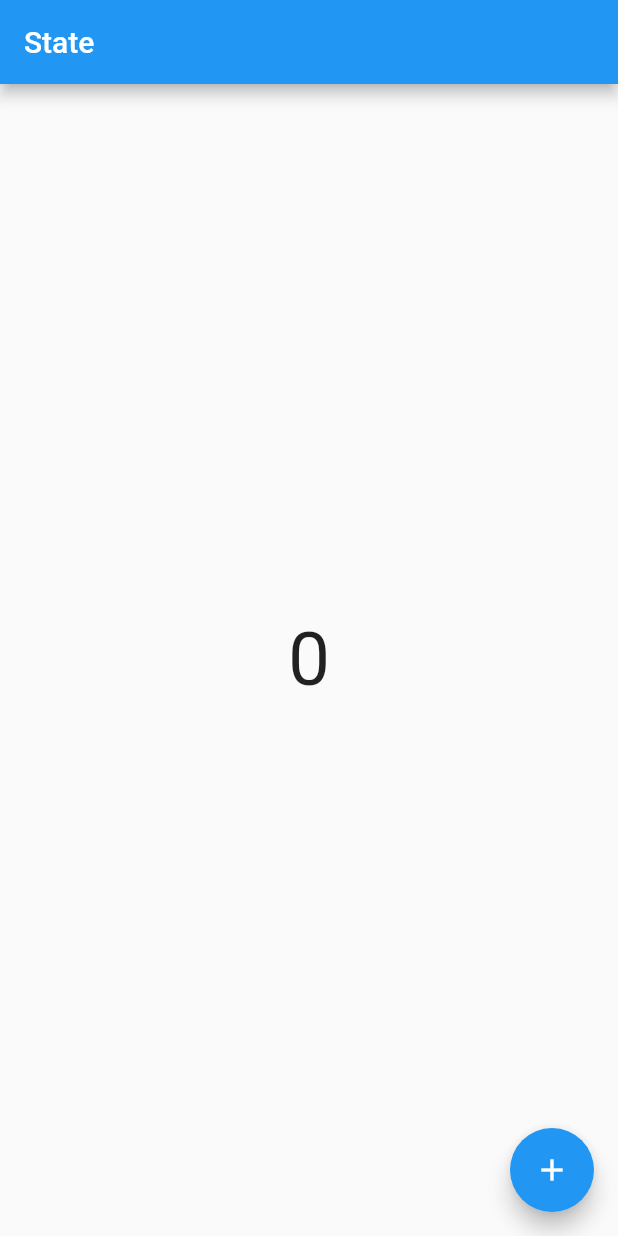
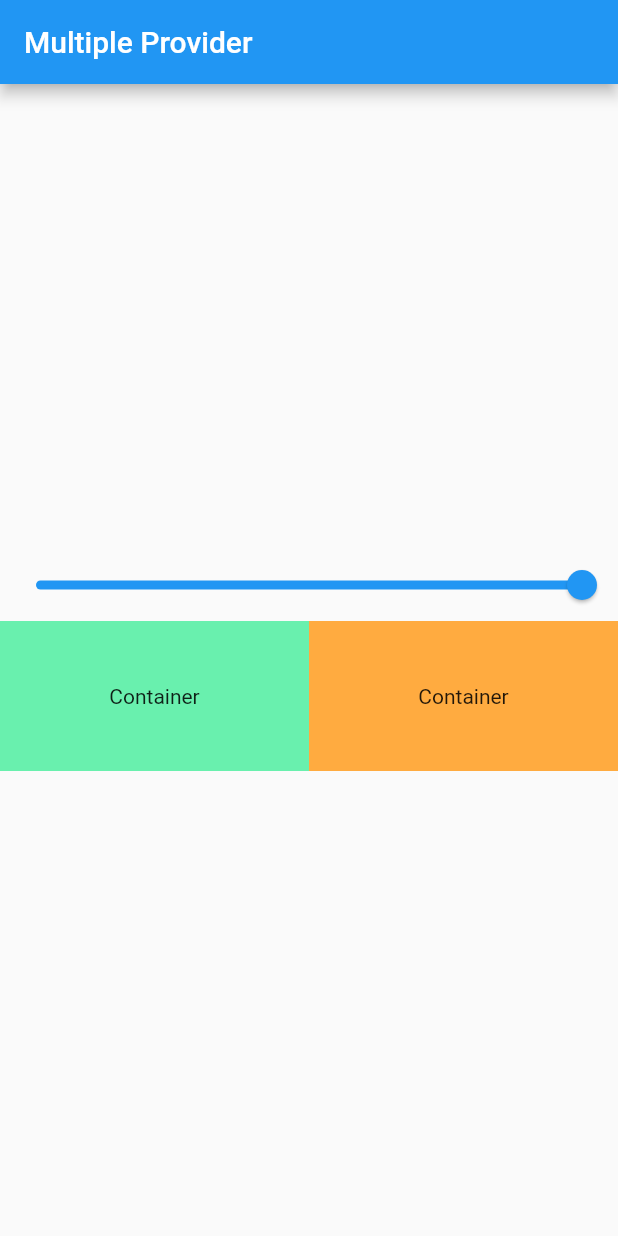
Before and after one commit to AlokSinghThakur/stat_management, a Flutter app: the screen it shows after launch, on a phone screen of 412 x 824 dp. Run offline on Flutter 3.47's test engine with Material 2 defaults, Android fonts, the phone set to English and light mode, and no system bars.

Commit message:
Slider added with set state

```diff
--- a/lib/main.dart
+++ b/lib/main.dart
@@ -2,6 +2,7 @@ import 'package:flutter/material.dart';
 import 'package:provider/provider.dart';
 import 'package:stat_management/provider/count_provider.dart';
 import 'package:stat_management/screen/count_screen.dart';
+import 'package:stat_management/screen/example_one.dart';
 import 'package:stat_management/state.dart';
 
 void main() {
@@ -16,7 +17,7 @@ class MyApp extends StatelessWidget {
   Widget build(BuildContext context) {
     return ChangeNotifierProvider(create: (_) =>CountProvider()  ,
 child:  MaterialApp(
-  home: Count(),
+  home: ExampleOneScreen()
 ),
     );
   }
--- /dev/null
+++ b/lib/screen/example_one.dart
@@ -0,0 +1,55 @@
+import 'package:flutter/material.dart';
+
+class ExampleOneScreen extends StatefulWidget {
+  const ExampleOneScreen({Key? key}) : super(key: key);
+
+  @override
+  State<ExampleOneScreen> createState() => _ExampleOneScreenState();
+}
+
+class _ExampleOneScreenState extends State<ExampleOneScreen> {
+  double value = 1.0;
+  @override
+  Widget build(BuildContext context) {
+    return Scaffold(
+      appBar: AppBar(
+        title: Text("Multiple Provider"),
+      ),
+      body: Column(
+        mainAxisAlignment: MainAxisAlignment.center,
+        children: [
+          Slider(
+            min: 0,
+              max: 1,
+              value: value,
+              onChanged: (val) {
+              value = val;
+                setState(() {});
+              }),
+          Row(
+            children: [
+              Expanded(
+                child: Container(
+                  height: 100,
+                  decoration: BoxDecoration(color: Colors.greenAccent.withOpacity(value)),
+                  child: const Center(
+                    child: Text("Container"),
+                  ),
+                ),
+              ),
+              Expanded(
+                child: Container(
+                  height: 100,
+                  decoration: BoxDecoration(color: Colors.orangeAccent.withOpacity(value)),
+                  child: const Center(
+                    child: Text("Container"),
+                  ),
+                ),
+              )
+            ],
+          )
+        ],
+      ),
+    );
+  }
+}
```
Also changed, not shown: lib/provider/example_one_provider.dart (added).
